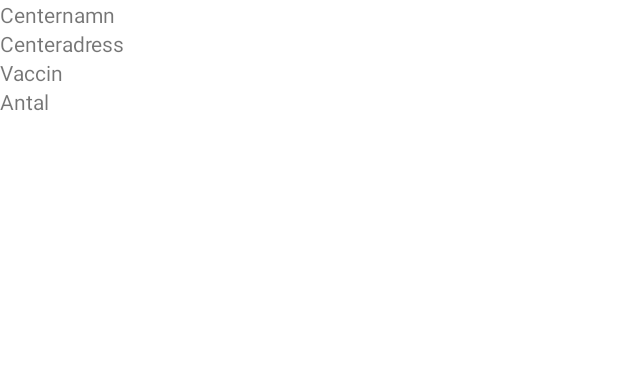
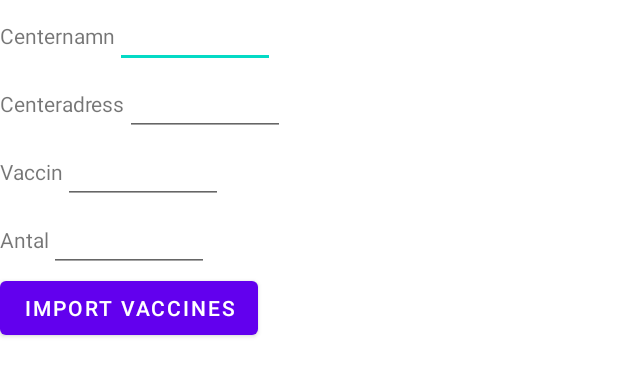
Before and after one commit to oliviahedlund/COVID, an Android app: the layout fragment_admin_add_center.xml on its own in the app's theme, with its tools: preview values and no code run, on a phone screen of 412 x 824 dp. Shown: the top 376 px of the screen. Run offline under Robolectric (Android 15) with nearby library versions, the phone set to English and light mode, and no system bars.

Commit message:
till olivia

```diff
--- a/app/build.gradle
+++ b/app/build.gradle
@@ -7,7 +7,7 @@ android {
 
     defaultConfig {
         applicationId "com.example.myapplication"
-        minSdk 16
+        minSdk 26
         targetSdk 31
         versionCode 1
         versionName "1.0"
--- a/app/src/main/java/com/example/myapplication/Admin/PostRangeRequest.java
+++ b/app/src/main/java/com/example/myapplication/Admin/PostRangeRequest.java
@@ -6,7 +6,7 @@ public class PostRangeRequest {
     private int allowedDaysOfWeek;
     private int allowedAgeGroups;
     private int timePerAppointmentMinutes;
-    private int center;
+    private String center;
 
     public void setStartDateTime(String startDateTime) {
         this.startDateTime = startDateTime;
@@ -28,7 +28,7 @@ public class PostRangeRequest {
         this.timePerAppointmentMinutes = timePerAppointmentMinutes;
     }
 
-    public void setCenter(int center) {
+    public void setCenter(String center) {
         this.center = center;
     }
 }
--- a/app/src/main/java/com/example/myapplication/UserService.java
+++ b/app/src/main/java/com/example/myapplication/UserService.java
@@ -5,6 +5,7 @@ import androidx.annotation.NonNull;
 import com.example.myapplication.Admin.PostRangeRequest;
 import com.example.myapplication.Booking.BookingRequest;
 import com.example.myapplication.Booking.BookingResponse;
+import com.example.myapplication.Booking.Center;
 import com.example.myapplication.Booking.SetBookingRequest;
 
 import java.util.List;
@@ -36,8 +37,11 @@ public interface UserService {
         @POST("/api/Appointments/booking/")
         Call<String> setBooking(@Header("Authorization") String authHeader, @Body SetBookingRequest setBookingRequest);
 
-        @POST("/api/Appointments/booking/")
+        @POST("/api/Appointments/range/")
         Call<String> setRange(@Header("Authorization") String authHeader, @Body PostRangeRequest postRangeRequest);
+
+        @POST("/api/Center")
+        Call<List<Center>> getCenters(@Header("Authorization") String authHeader, @Body Center center);
 
 
 }
--- a/app/src/main/res/layout/fragment_admin_add_center.xml
+++ b/app/src/main/res/layout/fragment_admin_add_center.xml
@@ -2,31 +2,87 @@
 <LinearLayout xmlns:android="http://schemas.android.com/apk/res/android"
     xmlns:tools="http://schemas.android.com/tools"
     android:layout_width="match_parent"
-    android:layout_height="match_parent"
+    android:layout_height="wrap_content"
     android:orientation="vertical"
     tools:context=".Admin.AdminAddCenterFragment" >
 
+
+    <LinearLayout
+        android:layout_width="wrap_content"
+        android:layout_height="wrap_content"
+        android:orientation="horizontal">
         <TextView
             android:id="@+id/textView20"
-        android:layout_width="match_parent"
+            android:layout_width="wrap_content"
             android:layout_height="wrap_content"
             android:text="Centernamn" />
 
+        <EditText
+            android:id="@+id/centerName"
+            android:layout_width="wrap_content"
+            android:layout_height="wrap_content"
+            android:ems="5" />
+
+    </LinearLayout>
+
+    <LinearLayout
+        android:layout_width="wrap_content"
+        android:layout_height="wrap_content"
+        android:orientation="horizontal">
         <TextView
             android:id="@+id/textView21"
             android:layout_width="match_parent"
             android:layout_height="wrap_content"
             android:text="Centeradress" />
 
+        <EditText
+            android:id="@+id/centerAddress"
+            android:layout_width="wrap_content"
+            android:layout_height="wrap_content"
+            android:ems="5" />
+    </LinearLayout>
+
+    <LinearLayout
+        android:layout_width="wrap_content"
+        android:layout_height="wrap_content"
+        android:orientation="horizontal">
         <TextView
             android:id="@+id/textView22"
             android:layout_width="match_parent"
             android:layout_height="wrap_content"
             android:text="Vaccin" />
+        <EditText
+            android:id="@+id/vaccineName"
+            android:layout_width="wrap_content"
+            android:layout_height="wrap_content"
+            android:ems="5" />
+    </LinearLayout>
 
+    <LinearLayout
+        android:layout_width="wrap_content"
+        android:layout_height="wrap_content"
+        android:orientation="horizontal">
         <TextView
             android:id="@+id/textView23"
             android:layout_width="match_parent"
             android:layout_height="wrap_content"
             android:text="Antal" />
+
+        <EditText
+            android:id="@+id/vaccineAmount"
+            android:layout_width="wrap_content"
+            android:layout_height="wrap_content"
+            android:layout_weight="1"
+            android:ems="5"
+            android:inputType="number" />
+
     </LinearLayout>
+
+    <Button
+        android:id="@+id/button7"
+        android:layout_width="wrap_content"
+        android:layout_height="wrap_content"
+        android:layout_weight="1"
+        android:text="Import Vaccines" />
+
+</LinearLayout>
--- a/app/src/main/res/layout/fragment_language.xml
+++ b/app/src/main/res/layout/fragment_language.xml
@@ -71,6 +71,12 @@
             android:layout_height="wrap_content"
             android:text="Admin add range" />
 
+        <Button
+            android:id="@+id/testButton4"
+            android:layout_width="match_parent"
+            android:layout_height="wrap_content"
+            android:text="Admin get center" />
+
 
     </LinearLayout>
 
```
Also changed, not shown: app/src/main/java/com/example/myapplication/Admin/AdminAddCenterFragment.java (+94 -3 lines), app/src/main/java/com/example/myapplication/Admin/AdminAddVaccineFragment.java (+21 -3 lines), app/src/main/java/com/example/myapplication/Admin/AdminBookingAPI.java (+6 -3 lines), app/src/main/java/com/example/myapplication/Booking/Center.java (added, +42 -0 lines), app/src/main/java/com/example/myapplication/Booking/Vaccine.java (added, +32 -0 lines), app/src/main/java/com/example/myapplication/SettingsFragment.java (+2 -14 lines). Lines whose indentation alone changed are shown as unchanged.
